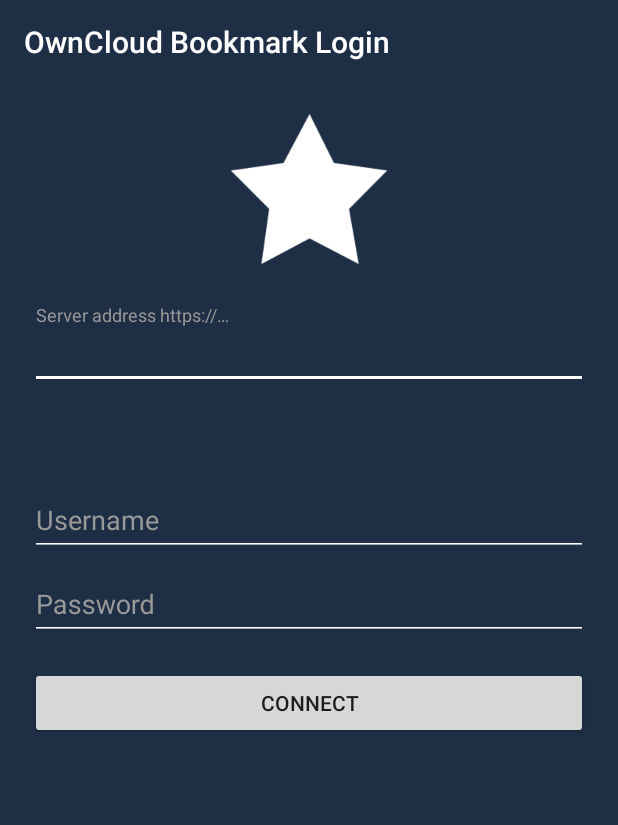
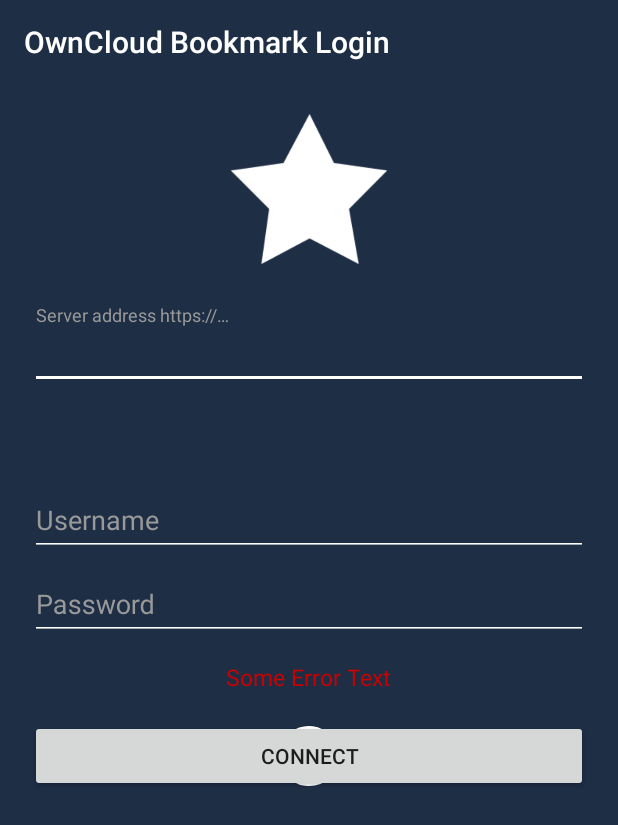
Before and after one commit to theScrabi/OCBookmarks, an Android app: the LoginAcitivty screen opened directly, with no data from a screen before it, on a phone screen of 412 x 824 dp. Shown: the top 825 px of the screen. Run offline under Robolectric (Android 15) with nearby library versions, the phone set to English and light mode, and no system bars.

Commit message:
add loading bar to login

```diff
--- a/app/src/main/res/layout/activity_login_acitivty.xml
+++ b/app/src/main/res/layout/activity_login_acitivty.xml
@@ -83,14 +83,34 @@
             </android.support.design.widget.TextInputLayout>
 
 
+            <TextView
+                android:id="@+id/loginErrorView"
+                android:layout_width="wrap_content"
+                android:layout_height="wrap_content"
+                android:layout_below="@id/passwordInputLayout"
+                android:layout_centerHorizontal="true"
+                android:layout_marginTop="14dp"
+                android:textColor="@android:color/holo_red_dark"
+                android:textSize="15dp"
+                android:text="Some Error Text" />
+
             <Button
                 android:id="@+id/connectButton"
                 android:layout_width="match_parent"
                 android:layout_height="wrap_content"
-                android:layout_below="@id/passwordInputLayout"
+                android:layout_below="@id/loginErrorView"
                 android:layout_centerHorizontal="true"
                 android:layout_marginTop="18dp"
                 android:text="@string/connect" />
+
+            <ProgressBar
+                android:id="@+id/progressBar"
+                style="?android:attr/progressBarStyle"
+                android:layout_width="wrap_content"
+                android:layout_height="wrap_content"
+                android:layout_below="@id/loginErrorView"
+                android:layout_marginTop="18dp"
+                android:layout_centerHorizontal="true" />
 
         </RelativeLayout>
     </ScrollView>
--- a/app/src/main/res/values/strings.xml
+++ b/app/src/main/res/values/strings.xml
@@ -13,4 +13,7 @@
     <string name="edit">Edit</string>
     <string name="delete">Delete</string>
     <string name="share">Share</string>
+    <string name="bookmark_url_hint">URL</string>
+    <string name="bookmark_title_hint">Title</string>
+    <string name="bookmark_description_hint">Description</string>
 </resources>
```
Also changed, not shown: app/src/main/res/layout/edit_bookmark_dialog.xml (+4 -3 lines).
